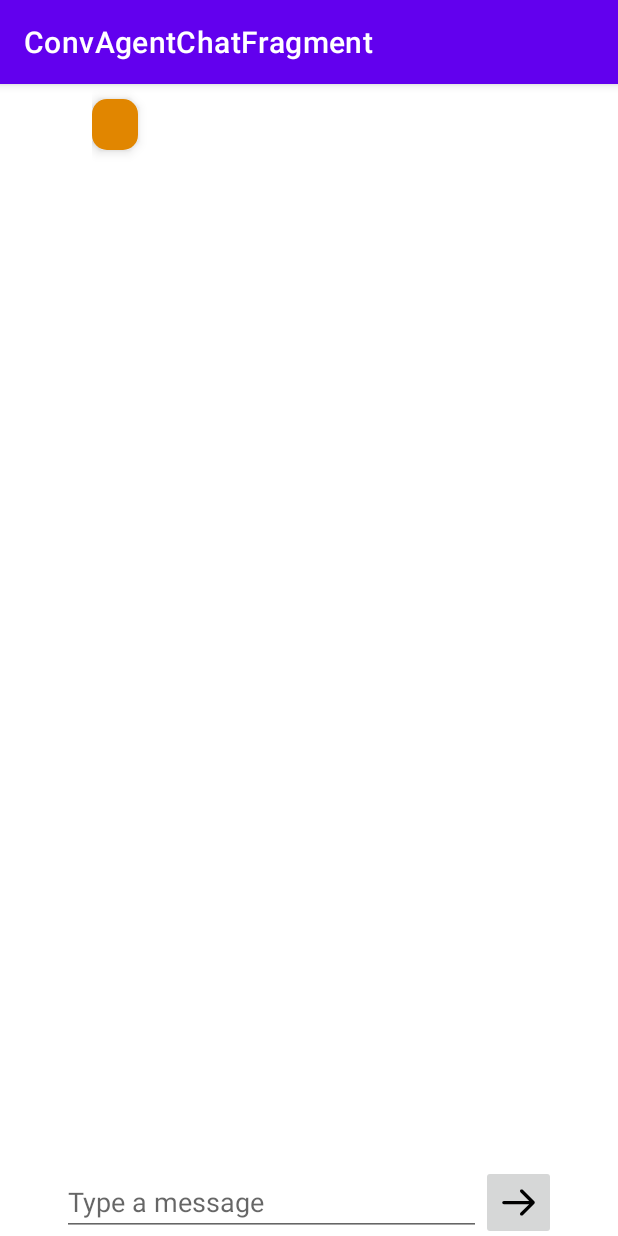
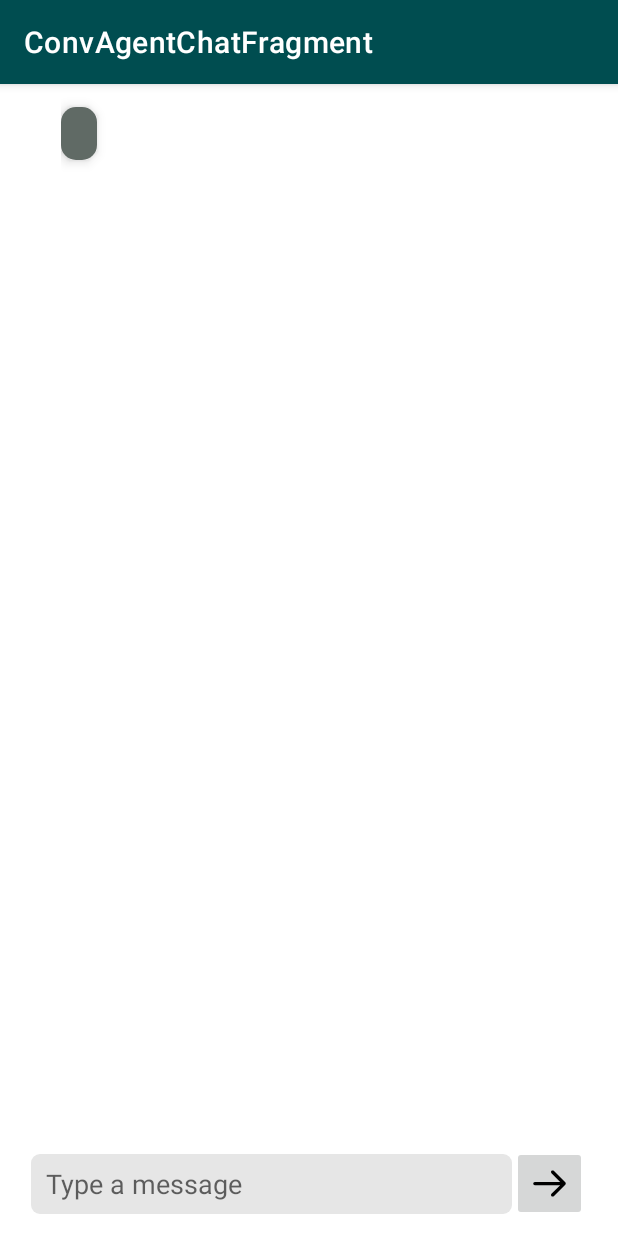
Before and after one commit to gabrielboroghina/personal-assistant, an Android app: the screen it shows after launch (MainActivity), after a tap on "Send", on a phone screen of 412 x 824 dp. Run offline under Robolectric (Android 15) with nearby library versions, the phone set to English and light mode, and no system bars; our stand-ins replace data binding, navigation-ui; 1 statement that could not run was skipped.

Commit message:
UI improvements. Code cleanup

```diff
--- a/app/src/main/java/com/example/personalassistant/conv_agent_interaction/ConvAgentChatFragment.kt
+++ b/app/src/main/java/com/example/personalassistant/conv_agent_interaction/ConvAgentChatFragment.kt
@@ -1,12 +1,14 @@
 package com.example.personalassistant.conv_agent_interaction
 
+import android.app.Activity
+import android.content.Context
 import android.os.Bundle
 import android.os.Environment
-import android.util.Log
 import android.view.LayoutInflater
 import android.view.View
 import android.view.ViewGroup
 import android.view.inputmethod.EditorInfo
+import android.view.inputmethod.InputMethodManager
 import androidx.databinding.DataBindingUtil
 import androidx.fragment.app.Fragment
 import androidx.lifecycle.ViewModelProvider
@@ -18,6 +20,7 @@ import com.google.android.material.snackbar.Snackbar
 
 import androidx.activity.result.contract.ActivityResultContracts
 import androidx.appcompat.app.AppCompatActivity
+import androidx.core.content.ContextCompat.getSystemService
 import androidx.core.content.FileProvider
 import androidx.lifecycle.lifecycleScope
 import androidx.navigation.fragment.findNavController
@@ -56,8 +59,12 @@ class ConvAgentChatFragment : Fragment() {
         // Allows Data Binding to Observe LiveData with the lifecycle of this Fragment
         binding.lifecycleOwner = this
 
-        val linkPhotoListener: View.OnClickListener = View.OnClickListener {
-            takeImage()
+        val linkPhotoListener = View.OnClickListener {
+            lifecycleScope.launchWhenStarted {
+                viewModel.getTmpFileUri(applicationContext!!).let { uri ->
+                    takeImageResult.launch(uri)
+                }
+            }
         }
 
         val adapter = ChatAdapter(linkPhotoListener)
@@ -65,7 +72,8 @@ class ConvAgentChatFragment : Fragment() {
 
         viewModel.chatMessages.observe(viewLifecycleOwner) {
             it?.let {
-                adapter.addMessageToChat(it, viewModel.showActionSelector.value ?: false)
+                adapter.updateMessages(it, viewModel.showActionSelector.value ?: false)
+                binding.chat.smoothScrollToPosition(adapter.itemCount)
             }
         }
 
@@ -109,6 +117,11 @@ class ConvAgentChatFragment : Fragment() {
                     }
                 }
 
+                // Hide keyboard
+                val imm = context?.getSystemService(Activity.INPUT_METHOD_SERVICE) as InputMethodManager
+                imm.hideSoftInputFromWindow(view!!.windowToken, 0)
+
+                // Navigate to the assets view
                 this.findNavController()
                     .navigate(ConvAgentChatFragmentDirections.actionConvAgentChatFragmentToAssetsFragment(assets.toTypedArray()))
                 viewModel.showAssetsPageDone()
@@ -117,13 +130,4 @@ class ConvAgentChatFragment : Fragment() {
 
         return binding.root
     }
-
-    private fun takeImage() {
-        lifecycleScope.launchWhenStarted {
-            viewModel.getTmpFileUri(applicationContext!!).let { uri ->
-                viewModel.latestAssetUri = uri
-                takeImageResult.launch(uri)
-            }
-        }
-    }
 }
--- a/app/src/main/java/com/example/personalassistant/conv_agent_interaction/ConvAgentChatViewModel.kt
+++ b/app/src/main/java/com/example/personalassistant/conv_agent_interaction/ConvAgentChatViewModel.kt
@@ -23,12 +23,10 @@ class ConvAgentChatViewModel : ViewModel() {
 
     val showAssets = MutableLiveData<List<String>?>(null)
 
-    var latestAssetUri: Uri? = null
     var latestAssetId: String? = null
 
     /**
-     * Sets the value of the response LiveData to the Mars API status or the successful number of
-     * Mars properties retrieved.
+     * Send a new message to the conversational agent and wait for its reply.
      */
     fun postAgentMessage(text: String) {
         showActionSelector.value = false
@@ -64,6 +62,9 @@ class ConvAgentChatViewModel : ViewModel() {
         }
     }
 
+    /**
+     * Send the UUID of the new linked asset to be stored by the agent for the previously mentioned description.
+     */
     fun postAssetId(id: String) {
         viewModelScope.launch {
             try {
--- a/app/src/main/java/com/example/personalassistant/linked_assets/AssetsFragment.kt
+++ b/app/src/main/java/com/example/personalassistant/linked_assets/AssetsFragment.kt
@@ -14,7 +14,7 @@ import com.example.personalassistant.BuildConfig
 
 
 /**
- * This fragment shows the the status of the Mars real-estate web services transaction.
+ * Display the list of image assets linked to a specific description.
  */
 class AssetsFragment : Fragment() {
 
@@ -61,27 +61,4 @@ class AssetsFragment : Fragment() {
         setHasOptionsMenu(true)
         return binding.root
     }
-
-    /**
-     * Inflates the overflow menu that contains filtering options.
-     */
-    override fun onCreateOptionsMenu(menu: Menu, inflater: MenuInflater) {
-//        inflater.inflate(R.menu.overflow_menu, menu)
-        super.onCreateOptionsMenu(menu, inflater)
-    }
-
-    /**
-     * Updates the filter in the [AssetsViewModel] when the menu items are selected from the
-     * overflow menu.
-     */
-    override fun onOptionsItemSelected(item: MenuItem): Boolean {
-//        viewModel.updateFilter(
-//            when (item.itemId) {
-//                R.id.show_rent_menu -> MarsApiFilter.SHOW_RENT
-//                R.id.show_buy_menu -> MarsApiFilter.SHOW_BUY
-//                else -> MarsApiFilter.SHOW_ALL
-//            }
-//        )
-        return false
-    }
 }
--- a/app/src/main/java/com/example/personalassistant/linked_assets/AssetsViewModel.kt
+++ b/app/src/main/java/com/example/personalassistant/linked_assets/AssetsViewModel.kt
@@ -12,16 +12,14 @@ import kotlinx.android.parcel.Parcelize
 data class Asset(
     val id: String,
     val uri: Uri,
-) : Parcelable {
-}
+) : Parcelable
 
 /**
  * The [ViewModel] that is attached to the [AssetsFragment].
  */
 class AssetsViewModel(assetIds: Array<Asset>) : ViewModel() {
 
-    // Internally, we use a MutableLiveData, because we will be updating the List of MarsProperty
-    // with new values
+    // Internally, we use a MutableLiveData, because we will be updating the List of assets with new values
     private val _assets = MutableLiveData<List<Asset>>()
 
     // The external LiveData interface to the property is immutable, so only this class can modify
--- a/app/src/main/java/com/example/personalassistant/linked_assets/AssetsViewModelFactory.kt
+++ b/app/src/main/java/com/example/personalassistant/linked_assets/AssetsViewModelFactory.kt
@@ -3,9 +3,7 @@ package com.example.personalassistant.linked_assets
 import androidx.lifecycle.ViewModel
 import androidx.lifecycle.ViewModelProvider
 
-/**
- * Simple ViewModel factory that provides the MarsProperty and context to the ViewModel.
- */
+
 class AssetsViewModelFactory(
     private val assetIds: Array<Asset>,
 ) : ViewModelProvider.Factory {
--- a/app/src/main/java/com/example/personalassistant/linked_assets/PhotoGridAdapter.kt
+++ b/app/src/main/java/com/example/personalassistant/linked_assets/PhotoGridAdapter.kt
@@ -15,8 +15,8 @@ class PhotoGridAdapter(private val onClickListener: OnClickListener) :
     ListAdapter<Asset, PhotoGridAdapter.AssetViewHolder>(DiffCallback) {
 
     /**
-     * The MarsPropertyViewHolder constructor takes the binding variable from the associated
-     * GridViewItem, which nicely gives it access to the full [Asset] information.
+     * The AssetViewHolder constructor takes the binding variable from the associated
+     * GridViewItem, which gives it access to the full [Asset] information.
      */
     class AssetViewHolder(private var binding: GridViewAssetBinding) : RecyclerView.ViewHolder(binding.root) {
         fun bind(asset: Asset) {
--- a/app/src/main/java/com/example/personalassistant/services/conv_agent/ChatAdapter.kt
+++ b/app/src/main/java/com/example/personalassistant/services/conv_agent/ChatAdapter.kt
@@ -21,7 +21,7 @@ class ChatAdapter(val linkPhotoListener: View.OnClickListener) : ListAdapter<Dat
 
     private val adapterScope = CoroutineScope(Dispatchers.Default)
 
-    fun addMessageToChat(list: List<String>, showActionSelector: Boolean) {
+    fun updateMessages(list: List<String>, showActionSelector: Boolean) {
         adapterScope.launch {
             val items = list.map { DataItem.MessageItem(it) } + if (showActionSelector) listOf(DataItem.ActionSelector) else listOf()
             withContext(Dispatchers.Main) {
--- a/app/src/main/java/com/example/personalassistant/transport_indications/TransportViewModel.kt
+++ b/app/src/main/java/com/example/personalassistant/transport_indications/TransportViewModel.kt
@@ -24,10 +24,6 @@ class TransportViewModel : ViewModel() {
         fetchLines()
     }
 
-    /**
-     * Sets the value of the response LiveData to the Mars API status or the successful number of
-     * Mars properties retrieved.
-     */
     private fun fetchLines() {
         viewModelScope.launch {
             try {
--- /dev/null
+++ b/app/src/main/res/drawable/edittext_shape.xml
@@ -0,0 +1,13 @@
+<?xml version="1.0" encoding="UTF-8"?>
+
+<shape xmlns:android="http://schemas.android.com/apk/res/android">
+    <solid android:color="#E6E6E6" />
+
+    <padding
+        android:bottom="1dp"
+        android:left="1dp"
+        android:right="1dp"
+        android:top="1dp" />
+
+    <corners android:radius="6dp" />
+</shape>
--- a/app/src/main/res/layout/fragment_conv_agent_chat.xml
+++ b/app/src/main/res/layout/fragment_conv_agent_chat.xml
@@ -2,8 +2,7 @@
 
 <!-- Wrapping the layout into /layout to make it available with data binding. -->
 <layout xmlns:android="http://schemas.android.com/apk/res/android"
-    xmlns:app="http://schemas.android.com/apk/res-auto"
-    xmlns:tools="http://schemas.android.com/tools">
+    xmlns:app="http://schemas.android.com/apk/res-auto">
 
     <androidx.constraintlayout.widget.ConstraintLayout
         android:layout_width="match_parent"
@@ -23,12 +22,14 @@
         <EditText
             android:id="@+id/new_message"
             android:layout_width="0dp"
-            android:layout_height="wrap_content"
-            android:autofillHints=""
+            android:layout_height="40dp"
+            android:layout_marginBottom="10dp"
+            android:background="@drawable/edittext_shape"
             android:hint="@string/new_message_placeholder"
             android:imeOptions="actionSend"
             android:inputType="text"
             android:maxLines="1"
+            android:paddingLeft="10dp"
             app:layout_constraintBottom_toBottomOf="parent"
             app:layout_constraintLeft_toLeftOf="@id/left_guideline"
             app:layout_constraintRight_toLeftOf="@id/send_message_btn"
@@ -38,28 +39,29 @@
             android:id="@+id/send_message_btn"
             android:layout_width="50dp"
             android:layout_height="50dp"
+            android:layout_marginBottom="10dp"
             android:adjustViewBounds="true"
             android:contentDescription="@string/send_btn"
             android:scaleType="fitCenter"
             android:src="@drawable/ic_send_arrow"
-            app:layout_constraintBottom_toBottomOf="@id/new_message"
+            app:layout_constraintBottom_toBottomOf="parent"
             app:layout_constraintLeft_toRightOf="@id/new_message"
             app:layout_constraintRight_toRightOf="@id/right_guideline"
-            app:layout_constraintTop_toTopOf="@id/new_message" />
+            app:layout_constraintTop_toBottomOf="@id/chat" />
 
         <androidx.constraintlayout.widget.Guideline
             android:id="@+id/left_guideline"
             android:layout_width="wrap_content"
             android:layout_height="wrap_content"
             android:orientation="vertical"
-            app:layout_constraintGuide_percent="0.1" />
+            app:layout_constraintGuide_percent="0.05" />
 
         <androidx.constraintlayout.widget.Guideline
             android:id="@+id/right_guideline"
             android:layout_width="wrap_content"
             android:layout_height="wrap_content"
             android:orientation="vertical"
-            app:layout_constraintGuide_percent="0.9" />
+            app:layout_constraintGuide_percent="0.95" />
 
     </androidx.constraintlayout.widget.ConstraintLayout>
 </layout>
--- a/app/src/main/res/layout/message_bubble.xml
+++ b/app/src/main/res/layout/message_bubble.xml
@@ -20,10 +20,10 @@
             android:background="@drawable/msg_bubble_shape"
             android:elevation="5dp"
             android:gravity="start"
-            android:paddingLeft="15dp"
-            android:paddingTop="7dp"
-            android:paddingRight="15dp"
-            android:paddingBottom="7dp"
+            android:paddingLeft="12dp"
+            android:paddingTop="8dp"
+            android:paddingRight="12dp"
+            android:paddingBottom="8dp"
             android:textColor="@color/white"
             tools:text="This is a test message" />
 
--- a/app/src/main/res/values/colors.xml
+++ b/app/src/main/res/values/colors.xml
@@ -1,11 +1,11 @@
 <?xml version="1.0" encoding="utf-8"?>
 <resources>
     <color name="purple_200">#FFBB86FC</color>
-    <color name="purple_500">#FF6200EE</color>
-    <color name="purple_700">#FF3700B3</color>
+    <color name="purple_500">#004D50</color>
+    <color name="purple_700">#007478</color>
     <color name="teal_200">#FF03DAC5</color>
     <color name="teal_700">#FF018786</color>
     <color name="black">#FF000000</color>
     <color name="white">#FFFFFFFF</color>
-    <color name="msg_bubble_bg">#E18600</color>
+    <color name="msg_bubble_bg">#606A65</color>
 </resources>
```
